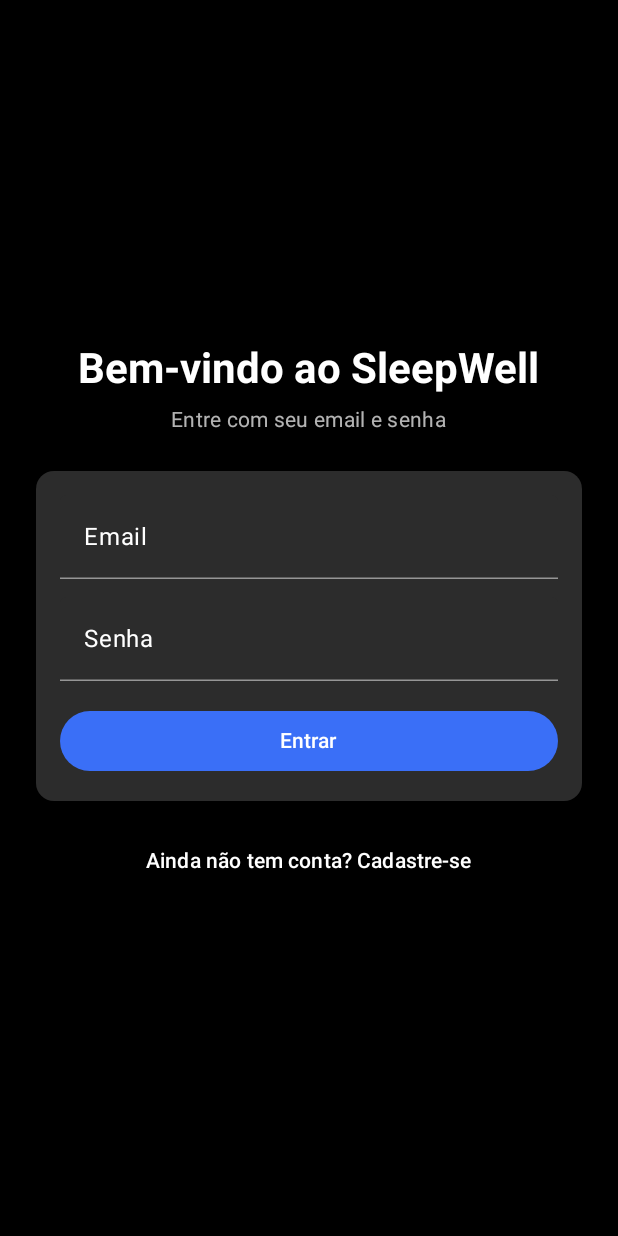
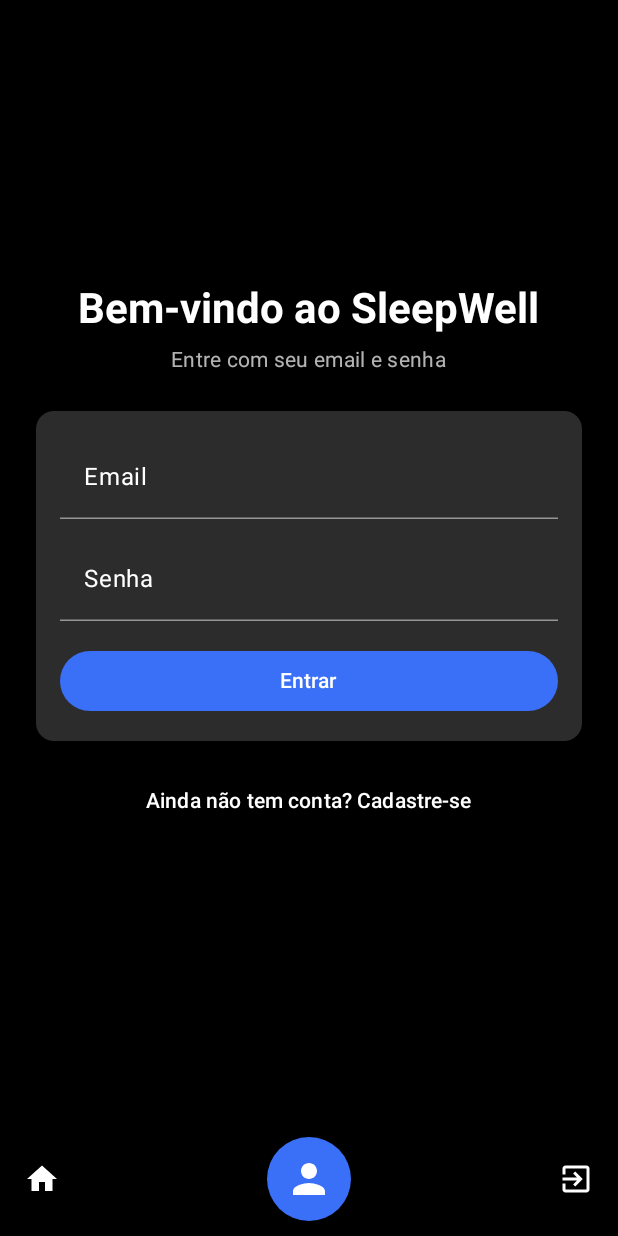
Before and after one commit to victoralves475/Sleepwellwell, an Android app built with Jetpack Compose: the screen it shows after launch (MainActivity), on a phone screen of 412 x 824 dp. Run offline under Robolectric (Android 15) with nearby library versions, the phone set to English and light mode, and no system bars; our stand-ins replace Firebase (no records; nobody signed in at launch, a user with empty details on screens opened directly).

Commit message:
feat: added bottom app bar to all feature screens

```diff
--- a/app/src/main/java/br/edu/ifpb/sleepwell/MainActivity.kt
+++ b/app/src/main/java/br/edu/ifpb/sleepwell/MainActivity.kt
@@ -18,6 +18,7 @@
 import br.edu.ifpb.sleepwell.view.screens.AlarmScreen
 import br.edu.ifpb.sleepwell.model.SessionManager
 import br.edu.ifpb.sleepwell.ui.theme.SleepwellTheme
+import br.edu.ifpb.sleepwell.view.screens.BottomAppBar
 import br.edu.ifpb.sleepwell.view.screens.HomeScreen
 import br.edu.ifpb.sleepwell.view.screens.TipsScreen
 import br.edu.ifpb.sleepwell.view.screens.LoginScreen
@@ -42,7 +43,15 @@
 fun SleepWellApp(context: Context) {
     val navController = rememberNavController()
 
-    Scaffold(modifier = Modifier.fillMaxSize()) { innerPadding ->
+    Scaffold(modifier = Modifier.fillMaxSize(), bottomBar = {
+        BottomAppBar(
+            onProfileClick = { navController.navigate("profile") },
+            onHomeClick = { navController.navigate("home") },
+            onLogout = {
+                SessionManager.currentUser = null
+                navController.navigate("login")
+            })
+    }) { innerPadding ->
         NavHost(
             navController = navController,
             startDestination = "splash",
@@ -79,11 +88,6 @@
                     onAlarmClick = { navController.navigate("alarm") },
 //                    onNavigateToDiary = { navController.navigate("diary") },
                     onTipsClick = { navController.navigate("tips") },
-                    onLogout = {
-                        // Opcional: limpar a sessão no logout
-                        SessionManager.currentUser = null
-                        navController.navigate("login")
-                    }
                 )
             }
             // Tela de alarme
--- /dev/null
+++ b/app/src/main/java/br/edu/ifpb/sleepwell/view/screens/BottomAppBar.kt
@@ -0,0 +1,59 @@
+package br.edu.ifpb.sleepwell.view.screens
+
+import androidx.compose.foundation.layout.Arrangement
+import androidx.compose.foundation.layout.Row
+import androidx.compose.foundation.layout.fillMaxSize
+import androidx.compose.foundation.layout.fillMaxWidth
+import androidx.compose.foundation.layout.padding
+import androidx.compose.foundation.layout.size
+import androidx.compose.material.icons.Icons
+import androidx.compose.material.icons.filled.ExitToApp
+import androidx.compose.material.icons.filled.Home
+import androidx.compose.material.icons.filled.Person
+import androidx.compose.material3.Icon
+import androidx.compose.material3.IconButton
+import androidx.compose.material3.MaterialTheme
+import androidx.compose.material3.Surface
+import androidx.compose.runtime.Composable
+import androidx.compose.ui.Alignment
+import androidx.compose.ui.Modifier
+import androidx.compose.ui.unit.dp
+
+@Composable
+fun BottomAppBar(onHomeClick: () -> Unit, onProfileClick: () -> Unit, onLogout: () -> Unit){
+    androidx.compose.material3.BottomAppBar(
+        modifier = Modifier.fillMaxWidth(),
+        containerColor = MaterialTheme.colorScheme.background,
+        contentColor = MaterialTheme.colorScheme.onSurface
+    ) {
+        Row(
+            modifier = Modifier.fillMaxWidth(),
+            horizontalArrangement = Arrangement.SpaceBetween,
+            verticalAlignment = Alignment.CenterVertically
+        ) {
+            // Ícone Home
+            IconButton(onClick = onHomeClick) {
+                Icon(Icons.Default.Home, contentDescription = "Home")
+            }
+            // Ícone Perfil dentro de um quadrado estilizado
+            IconButton(onClick = onProfileClick, modifier = Modifier.size(56.dp)) {
+                Surface(
+                    modifier = Modifier.fillMaxSize(),
+                    shape = MaterialTheme.shapes.medium, // Pode usar RoundedCornerShape(8.dp)
+                    color = MaterialTheme.colorScheme.primary
+                ) {
+                    Icon(
+                        imageVector = Icons.Default.Person,
+                        contentDescription = "Perfil",
+                        tint = MaterialTheme.colorScheme.onPrimary,
+                        modifier = Modifier.padding(12.dp)
+                    )
+                }
+            }
+            // Ícone Logout
+            IconButton(onClick = onLogout) {
+                Icon(Icons.Default.ExitToApp, contentDescription = "Sair")
+            }
+        }
+    }
+}
```
Also changed, not shown: app/src/main/java/br/edu/ifpb/sleepwell/view/screens/HomeScreen.kt (+1 -42 lines).
